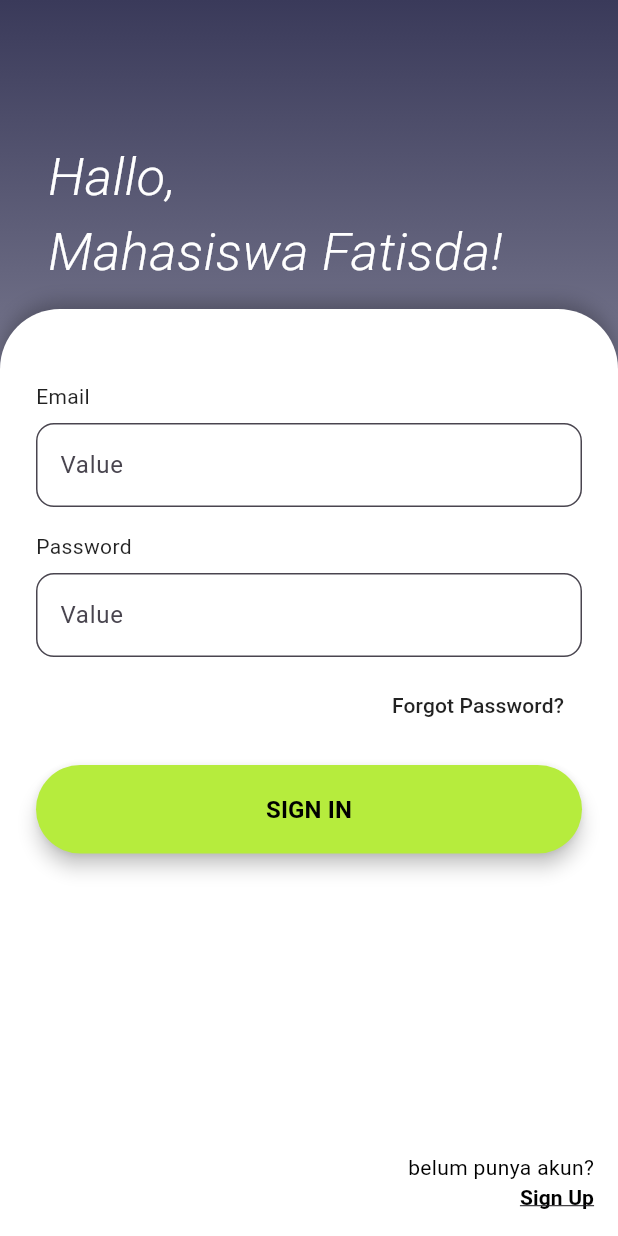
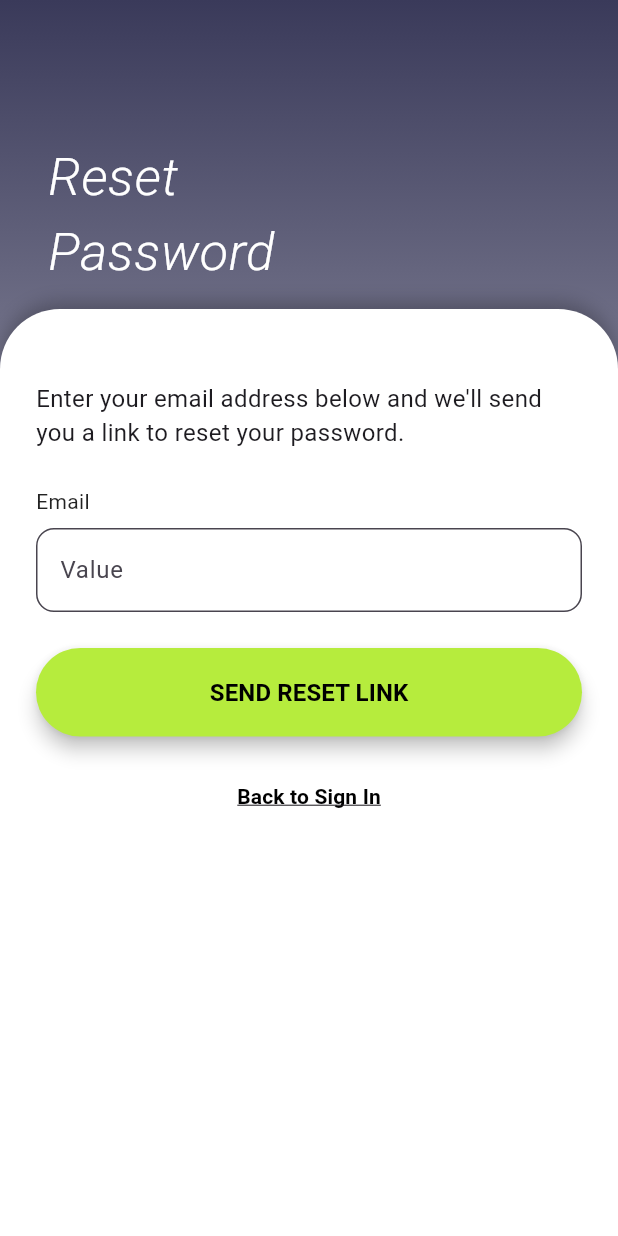
Before and after one commit to Kingshellter/fatisda_room_manager, a Flutter app: the LoginScreen screen opened directly, after a tap on "Forgot Password?", on a phone screen of 412 x 824 dp. Run offline on Flutter 3.47's test engine with Material 3 defaults, Android fonts, the phone set to English and light mode, and no system bars.

Commit message:
add forgot password screen

```diff
--- /dev/null
+++ b/lib/forgotpassword_screen.dart
@@ -0,0 +1,99 @@
+import 'package:flutter/material.dart';
+import '../component/input_field.dart';
+import '../component/auth_button.dart';
+import '../component/auth_header.dart';
+
+class ForgotPasswordScreen extends StatelessWidget {
+  const ForgotPasswordScreen({Key? key}) : super(key: key);
+
+  @override
+  Widget build(BuildContext context) {
+    final TextEditingController emailController = TextEditingController();
+
+    return Scaffold(
+      body: Container(
+        width: double.infinity,
+        height: double.infinity,
+        decoration: const BoxDecoration(
+          gradient: LinearGradient(
+            begin: Alignment.topCenter,
+            end: Alignment.bottomCenter,
+            colors: [Color(0xFF3A3A5A), Colors.white],
+          ),
+        ),
+        child: Column(
+          children: [
+            // Header
+            const AuthHeader(title: 'Reset\nPassword'),
+
+            // Form forgot password
+            Expanded(
+              flex: 3,
+              child: Container(
+                width: double.infinity,
+                padding: const EdgeInsets.all(24),
+                decoration: const BoxDecoration(
+                  color: Colors.white,
+                  borderRadius: BorderRadius.only(
+                    topLeft: Radius.circular(40),
+                    topRight: Radius.circular(40),
+                  ),
+                  boxShadow: [
+                    BoxShadow(
+                      color: Colors.black26,
+                      blurRadius: 10,
+                      offset: Offset(0, -4),
+                    )
+                  ],
+                ),
+                child: SingleChildScrollView(
+                  physics: const BouncingScrollPhysics(),
+                  child: Column(
+                    crossAxisAlignment: CrossAxisAlignment.start,
+                    children: [
+                      const SizedBox(height: 24),
+                      const Text(
+                        'Enter your email address below and we\'ll send you a link to reset your password.',
+                        style: TextStyle(fontSize: 16),
+                      ),
+                      const SizedBox(height: 24),
+                      InputField(
+                        label: 'Email',
+                        controller: emailController,
+                        obscureText: false,
+                      ),
+                      const SizedBox(height: 24),
+                      AuthButton(
+                        label: 'Send Reset Link',
+                        onPressed: () {
+                          print('Reset link sent to ${emailController.text}');
+                          // TODO: Implement password reset logic
+                        },
+                      ),
+                      const SizedBox(height: 16),
+                      Center(
+                        child: TextButton(
+                          onPressed: () {
+                            Navigator.pop(context); // Kembali ke login
+                          },
+                          child: const Text(
+                            'Back to Sign In',
+                            style: TextStyle(
+                              fontWeight: FontWeight.bold,
+                              color: Colors.black,
+                              decoration: TextDecoration.underline,
+                            ),
+                          ),
+                        ),
+                      ),
+                    ],
+                  ),
+                ),
+              ),
+            ),
+          ],
+        ),
+      ),
+    );
+  }
+}
--- a/lib/login_screen.dart
+++ b/lib/login_screen.dart
@@ -1,5 +1,6 @@
 import 'package:flutter/material.dart';
 import 'signup_screen.dart';
+import 'forgotpassword_screen.dart';
 import '../component/input_field.dart';
 import '../component/auth_button.dart';
 import '../component/auth_header.dart';
@@ -71,8 +72,11 @@ class LoginScreen extends StatelessWidget {
                           Align(
                             alignment: Alignment.centerRight,
                             child: TextButton(
-                              onPressed: () {
-                                // TODO: Handle forgot password
+                             onPressed: () {
+                              Navigator.push(
+                               context,
+                               MaterialPageRoute(builder: (context) => const ForgotPasswordScreen()),
+                               );
                               },
                               child: const Text(
                                 'Forgot Password?',
```
